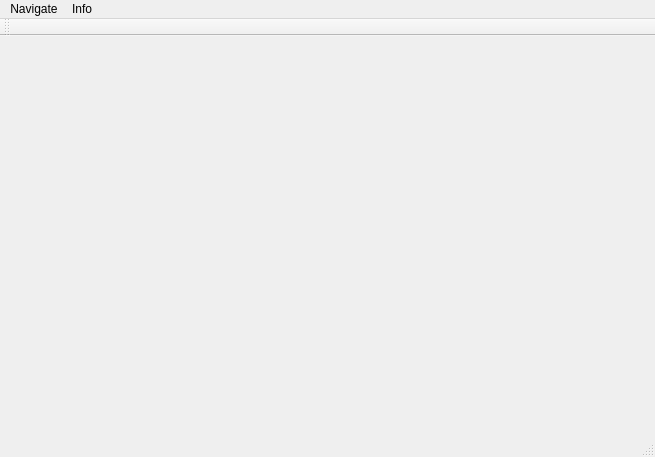
Before: the Qt Designer form mainwindow.ui in PranaySPatil/Art-Store-Management-System, drawn with Qt 5.
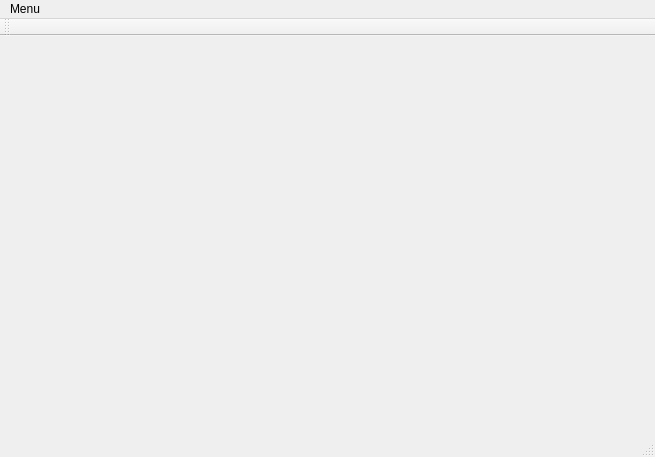
After: the same form once the commit is applied.

Diff of the .ui file:
```diff
--- a/mainwindow.ui
+++ b/mainwindow.ui
@@ -34,20 +34,16 @@
    </property>
    <widget class="QMenu" name="menuNavigate">
     <property name="title">
-     <string>Navigate</string>
+     <string>Menu</string>
     </property>
     <addaction name="actionLog_Out"/>
     <addaction name="actionBuy"/>
     <addaction name="actionSell"/>
     <addaction name="actionReport"/>
-   </widget>
-   <widget class="QMenu" name="menuInfo">
-    <property name="title">
-     <string>Info</string>
-    </property>
+    <addaction name="separator"/>
+    <addaction name="actionRefresh"/>
    </widget>
    <addaction name="menuNavigate"/>
-   <addaction name="menuInfo"/>
   </widget>
   <widget class="QToolBar" name="mainToolBar">
    <attribute name="toolBarArea">
```
Left out of the diff: 7 changed lines with no effect on the pictures.
